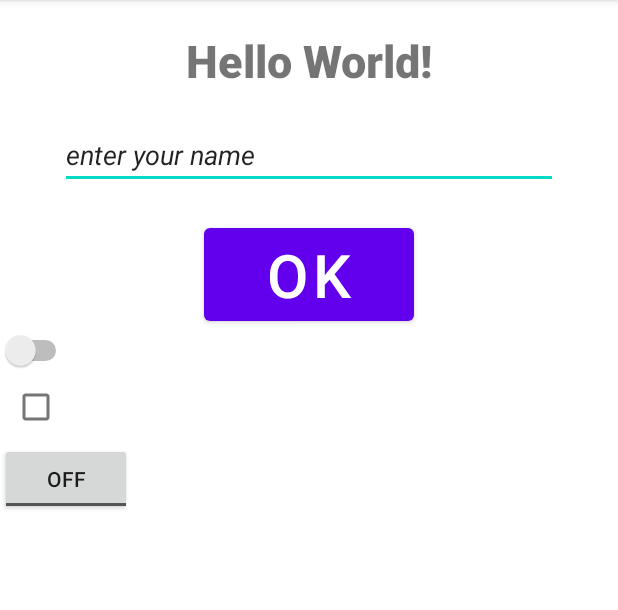
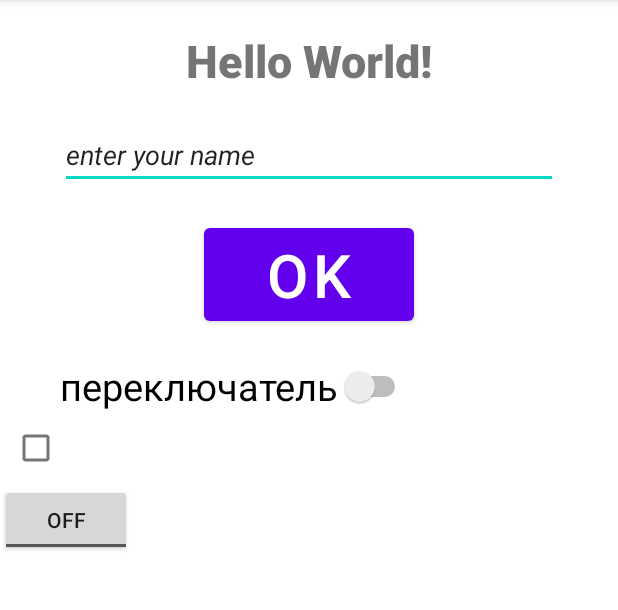
Before and after one commit to Navara91/HomeWorkRepo, an Android app: the screen it shows after launch (MainActivity), on a phone screen of 412 x 824 dp, the part 84-694 px from its top. Run offline under Robolectric (Android 15) with nearby library versions, the phone set to English and light mode, and no system bars.

Commit message:
Switch не смог текст поставить справа и отступить от самого switch

```diff
--- a/app/src/main/res/layout/activity_main.xml
+++ b/app/src/main/res/layout/activity_main.xml
@@ -43,7 +43,13 @@
 
     <Switch
         android:layout_width="wrap_content"
-        android:layout_height="wrap_content"/>
+        android:layout_height="wrap_content"
+        android:text="переключатель"
+        android:textSize="25sp"
+        android:layout_marginTop="20dp"
+        android:layout_marginLeft="40dp"
+        android:layout_marginRight="40dp"
+        />
 
     <CheckBox
         android:layout_width="wrap_content"
```
